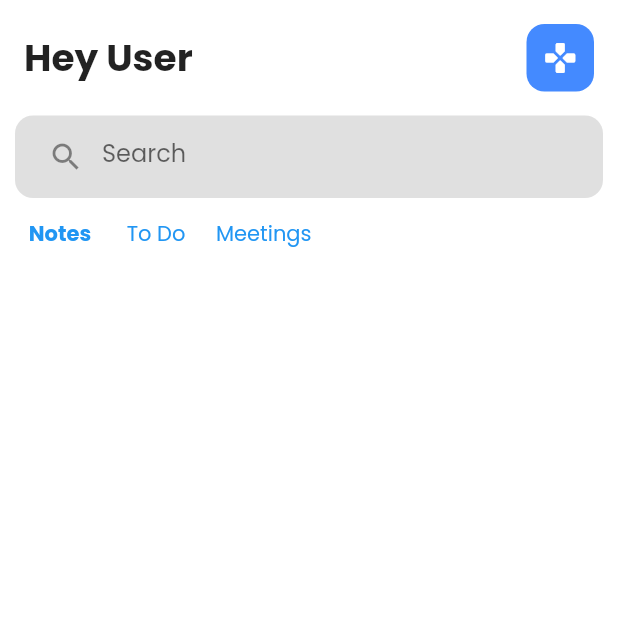
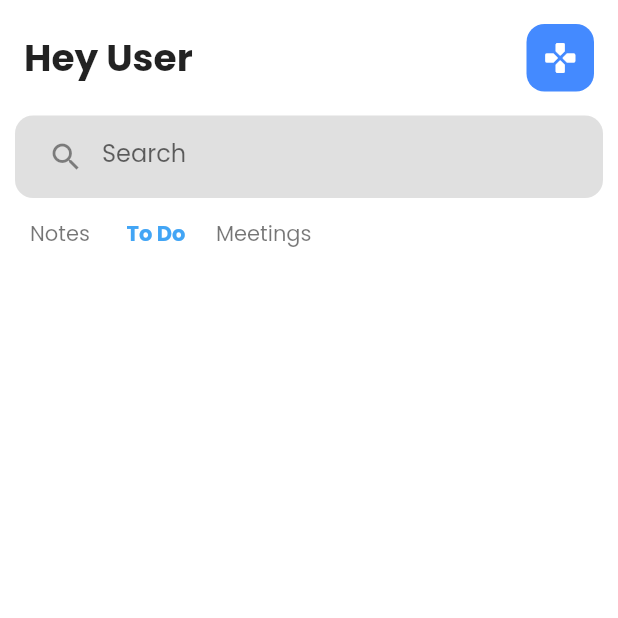
Before and after one commit to Subhajitongit/Notsify, a Flutter app: the screen it shows after launch, after a tap on "To Do", on a phone screen of 412 x 824 dp, the top half of it. Run offline on Flutter 3.47's test engine with Material 2 defaults, Android fonts, the phone set to English and light mode, and no system bars.

Commit message:
onpressed changed on the navBar

```diff
--- a/lib/Screens/home_screen.dart
+++ b/lib/Screens/home_screen.dart
@@ -5,9 +5,14 @@ import 'package:note_taking_app/components/custom_appbar.dart';
 import 'package:note_taking_app/components/custom_navbar.dart';
 import 'package:note_taking_app/components/custom_search_bar.dart';
 
-class HomeScreen extends StatelessWidget {
+class HomeScreen extends StatefulWidget {
   const HomeScreen({Key? key}) : super(key: key);
 
+  @override
+  State<HomeScreen> createState() => _HomeScreenState();
+}
+
+class _HomeScreenState extends State<HomeScreen> {
   @override
   Widget build(BuildContext context) {
     return Scaffold(
--- a/lib/components/custom_navbar.dart
+++ b/lib/components/custom_navbar.dart
@@ -1,11 +1,19 @@
-// ignore_for_file: prefer_const_constructors
+// ignore_for_file: prefer_const_constructors, non_constant_identifier_names
 
 import 'package:flutter/material.dart';
 
-class CustomNavBar extends StatelessWidget {
+class CustomNavBar extends StatefulWidget {
   const CustomNavBar({
     Key? key,
   }) : super(key: key);
+
+  @override
+  State<CustomNavBar> createState() => _CustomNavBarState();
+}
+
+class _CustomNavBarState extends State<CustomNavBar> {
+  int currentIndex = 0;
+  String title = "";
 
   @override
   Widget build(BuildContext context) {
@@ -13,35 +21,33 @@ class CustomNavBar extends StatelessWidget {
       padding: const EdgeInsets.symmetric(horizontal: 8),
       child: Row(
         children: [
-          NavButton(isActive: true, title: "Notes", press: () {}),
-          NavButton(title: "To Do", press: () {}),
-          NavButton(title: "Meetings", press: () {}),
+          NavButton("Notes", 0),
+          NavButton("To Do", 1),
+          NavButton("Meetings", 2),
         ],
       ),
     );
   }
-}
 
-class NavButton extends StatelessWidget {
-  NavButton({
-    Key? key,
-    this.isActive = false,
-    required this.title,
-    required this.press,
-  }) : super(key: key);
+  //function to point if the button is active
+  void changeIndex(int index) {
+    setState(() {
+      currentIndex = index;
+    });
+  }
 
-  final String title;
-  final VoidCallback press;
-  bool isActive;
-
-  @override
-  Widget build(BuildContext context) {
+  //creating a custom widget NavButton
+  Widget NavButton(String title, int index) {
     return TextButton(
-        onPressed: press,
+        onPressed: () {
+          changeIndex(index);
+        },
         child: Text(title,
             style: TextStyle(
-              fontWeight:
-                  isActive == true ? FontWeight.bold : FontWeight.normal,
-            )));
+                fontWeight:
+                    currentIndex == index ? FontWeight.bold : FontWeight.normal,
+                color: currentIndex == index
+                    ? Colors.blue[400]
+                    : Colors.black54)));
   }
 }
--- a/lib/main.dart
+++ b/lib/main.dart
@@ -5,9 +5,14 @@ void main() {
   runApp(const MyApp());
 }
 
-class MyApp extends StatelessWidget {
+class MyApp extends StatefulWidget {
   const MyApp({Key? key}) : super(key: key);
 
+  @override
+  State<MyApp> createState() => _MyAppState();
+}
+
+class _MyAppState extends State<MyApp> {
   // This widget is the root of your application.
   @override
   Widget build(BuildContext context) {
```
